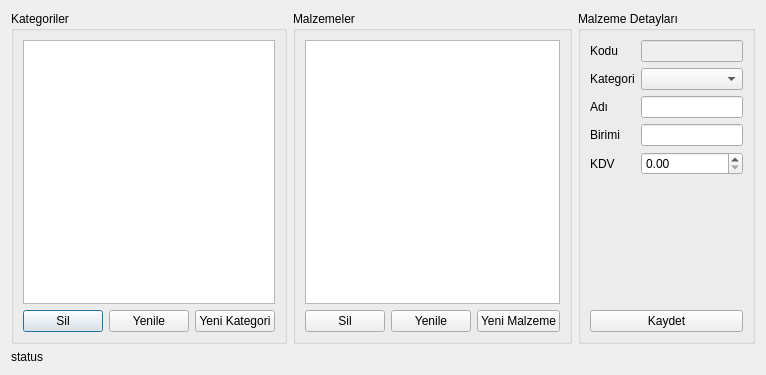
Qt form SinkarYazilim/ayarlar/malzemekalemidialog.ui (CMLDMR/SINKAR) before a commit.
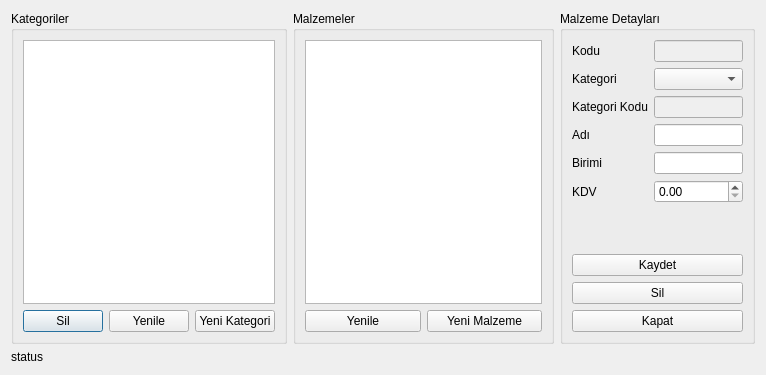
The same form after that commit.

The edit to the form file:
```diff
--- a/SinkarYazilim/ayarlar/malzemekalemidialog.ui
+++ b/SinkarYazilim/ayarlar/malzemekalemidialog.ui
@@ -64,13 +64,6 @@
         </item>
         <item>
          <layout class="QHBoxLayout" name="horizontalLayout_2">
-          <item>
-           <widget class="QPushButton" name="pushButton_deleteMalzeme">
-            <property name="text">
-             <string>Sil</string>
-            </property>
-           </widget>
-          </item>
           <item>
            <widget class="QPushButton" name="pushButton_refreshMalzeme">
             <property name="text">
@@ -98,6 +91,13 @@
        <layout class="QVBoxLayout" name="verticalLayout">
         <item>
          <layout class="QGridLayout" name="gridLayout">
+          <item row="4" column="0">
+           <widget class="QLabel" name="label_4">
+            <property name="text">
+             <string>Birimi</string>
+            </property>
+           </widget>
+          </item>
           <item row="1" column="0">
            <widget class="QLabel" name="label_2">
             <property name="text">
@@ -112,14 +112,20 @@
             </property>
            </widget>
           </item>
+          <item row="5" column="0">
+           <widget class="QLabel" name="label_5">
+            <property name="text">
+             <string>KDV</string>
+            </property>
+           </widget>
+          </item>
+          <item row="3" column="1" colspan="2">
+           <widget class="QLineEdit" name="lineEdit_MalzemeName"/>
+          </item>
+          <item row="4" column="1" colspan="2">
+           <widget class="QLineEdit" name="lineEdit_MalzemeBirimi"/>
+          </item>
           <item row="3" column="0">
-           <widget class="QLabel" name="label_4">
-            <property name="text">
-             <string>Birimi</string>
-            </property>
-           </widget>
-          </item>
-          <item row="2" column="0">
            <widget class="QLabel" name="label_3">
             <property name="text">
              <string>Adı</string>
@@ -133,25 +139,26 @@
             </property>
            </widget>
           </item>
-          <item row="4" column="0">
-           <widget class="QLabel" name="label_5">
-            <property name="text">
-             <string>KDV</string>
-            </property>
-           </widget>
-          </item>
-          <item row="2" column="1" colspan="2">
-           <widget class="QLineEdit" name="lineEdit_MalzemeName"/>
-          </item>
-          <item row="3" column="1" colspan="2">
-           <widget class="QLineEdit" name="lineEdit_MalzemeBirimi"/>
-          </item>
-          <item row="4" column="1" colspan="2">
-           <widget class="QDoubleSpinBox" name="doubleSpinBox_MalzemeComboBox"/>
-          </item>
           <item row="1" column="1" colspan="2">
            <widget class="QComboBox" name="comboBox_MalzemeKategori"/>
           </item>
+          <item row="5" column="1" colspan="2">
+           <widget class="QDoubleSpinBox" name="doubleSpinBox_MalzemeComboBox"/>
+          </item>
+          <item row="2" column="0">
+           <widget class="QLabel" name="label_6">
+            <property name="text">
+             <string>Kategori Kodu</string>
+            </property>
+           </widget>
+          </item>
+          <item row="2" column="1" colspan="2">
+           <widget class="QLineEdit" name="lineEdit_KategoriOid">
+            <property name="enabled">
+             <bool>false</bool>
+            </property>
+           </widget>
+          </item>
          </layout>
         </item>
         <item>
@@ -174,6 +181,20 @@
           </property>
          </widget>
         </item>
+        <item>
+         <widget class="QPushButton" name="pushButton_deleteMalzeme">
+          <property name="text">
+           <string>Sil</string>
+          </property>
+         </widget>
+        </item>
+        <item>
+         <widget class="QPushButton" name="pushButtoClose">
+          <property name="text">
+           <string>Kapat</string>
+          </property>
+         </widget>
+        </item>
        </layout>
       </widget>
      </item>
```
Left out of the diff: 19 changed lines with no effect on the pictures.
